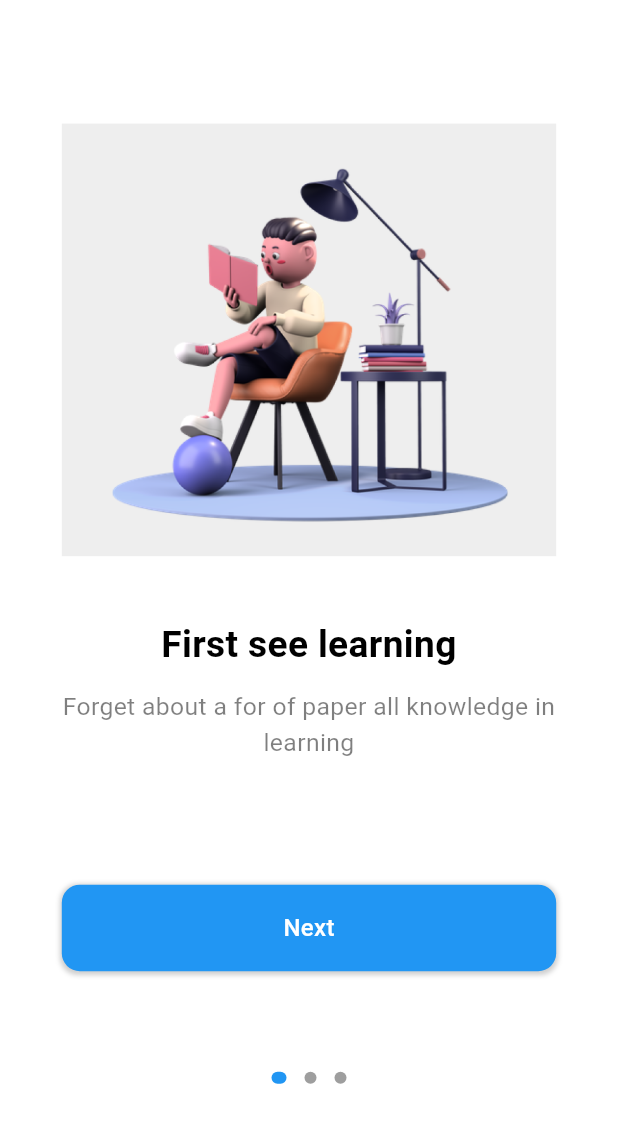
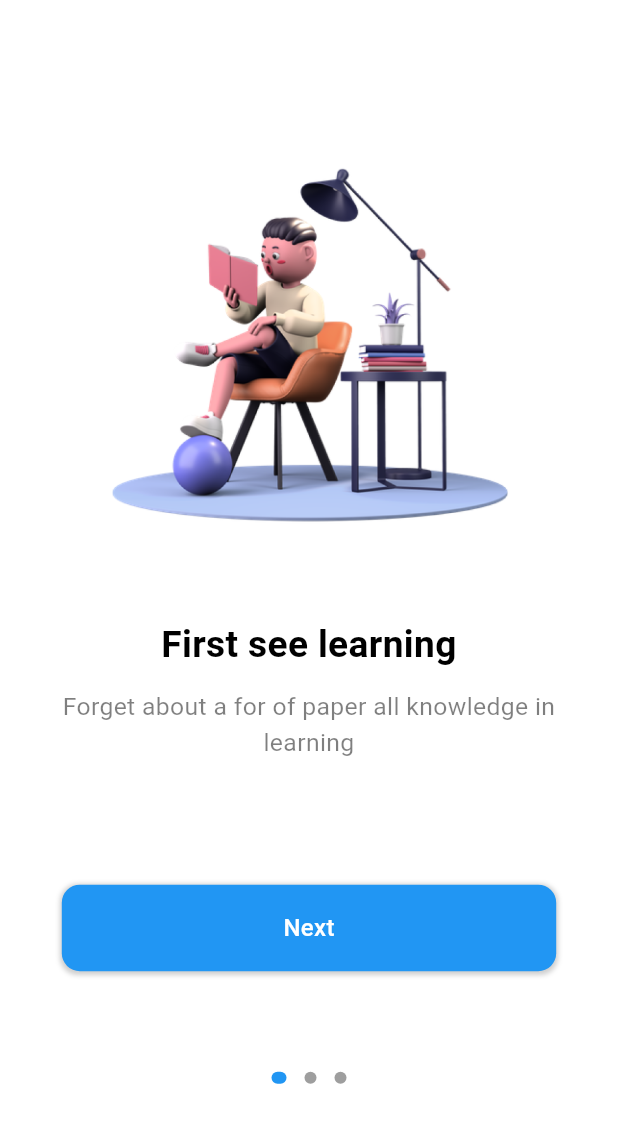
Before and after one commit to MostakAhmedShahad/online_class, a Flutter app: the screen it shows after launch, on a phone screen of 412 x 824 dp. Shown: the top 1123 px of the screen. Run offline on Flutter 3.47's test engine with Material 3 defaults, Android fonts, the phone set to English and light mode, and no system bars; drawn by our look-alikes of dots_indicator; our stand-ins replace cloud_firestore, flutter_bloc, flutter_screenutil; accounts and stored records are empty.

Commit message:
done_welcome_page

```diff
--- a/lib/pages/welcome/welcome.dart
+++ b/lib/pages/welcome/welcome.dart
@@ -101,7 +101,7 @@ class _WelcomeState extends State<Welcome> {
             Container(
               height: screenHeight * 0.35,
               width: screenWidth * 0.8,
-              color: Colors.grey.shade200,
+              //color: Colors.grey.shade200,
               child:   Center(
                 child: Image.asset(imagePath),
               ),
```
